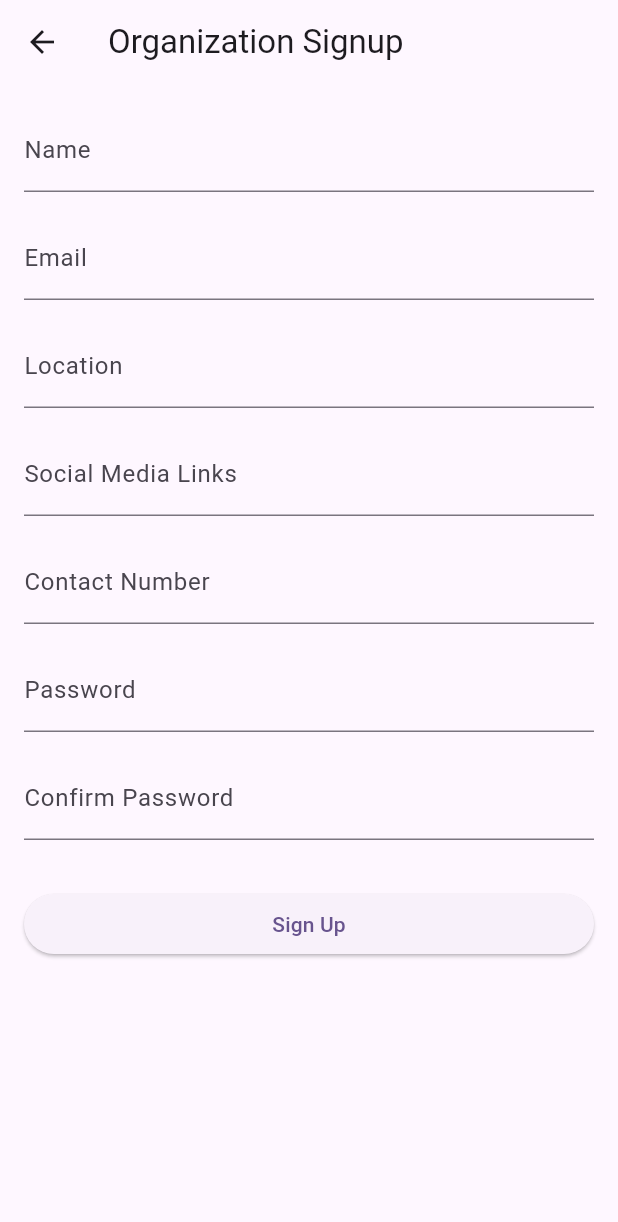
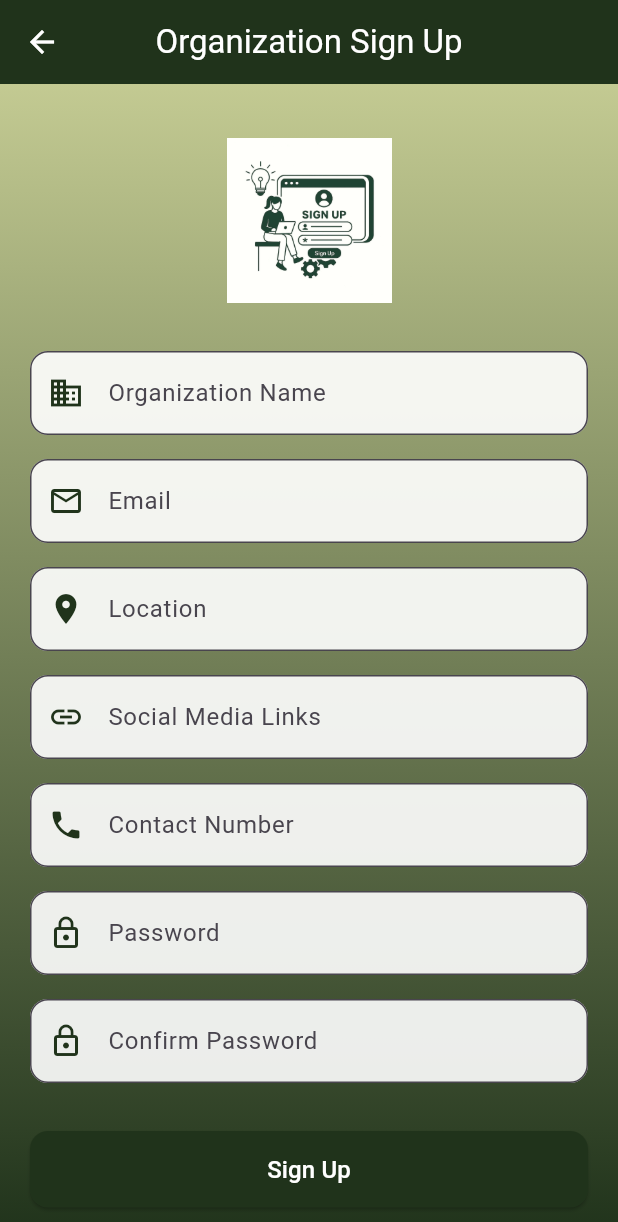
Before and after one commit to aicha05berraf/vollify, a Flutter app: the OrganizationSignupScreen screen opened by its route, on a phone screen of 412 x 824 dp. Shown: the top 1222 px of the screen. Run offline on Flutter 3.47's test engine with Material 3 defaults, Android fonts, the phone set to English and light mode, and no system bars; our stand-ins replace get, image_picker, supabase_flutter; accounts and stored records are empty; network calls fail.

Commit message:
login and signup

```diff
--- a/lib/screens/organization_signup_screen.dart
+++ b/lib/screens/organization_signup_screen.dart
@@ -1,18 +1,13 @@
 import 'package:flutter/material.dart';
 import 'package:get/get.dart';
 import 'package:vollify/services/auth_service.dart';
-//import 'package:vollify/services/user_service.dart';
-//import 'package:vollify/services/organization_service.dart';
-//import 'package:vollify/controllers/user_controller.dart';
-//import 'package:vollify/models/user_model.dart';
 
 class OrganizationSignupScreen extends StatefulWidget {
   const OrganizationSignupScreen({super.key});
 
   @override
   // ignore: library_private_types_in_public_api
-  _OrganizationSignupScreenState createState() =>
-      _OrganizationSignupScreenState();
+  _OrganizationSignupScreenState createState() => _OrganizationSignupScreenState();
 }
 
 class _OrganizationSignupScreenState extends State<OrganizationSignupScreen> {
@@ -25,14 +20,12 @@ class _OrganizationSignupScreenState extends State<OrganizationSignupScreen> {
   final TextEditingController _contactController = TextEditingController();
 
   bool _isLoading = false;
-  final String? imageUrl = null; // Placeholder for image URL
 
   Future<void> _signUp() async {
     if (!_formKey.currentState!.validate()) return;
     setState(() => _isLoading = true);
 
     try {
-      // 1. Create user in Supabase Auth
       await AuthService().signUpOrganization(
         email: _emailController.text.trim(),
         password: _passwordController.text.trim(),
@@ -41,37 +34,12 @@ class _OrganizationSignupScreenState extends State<OrganizationSignupScreen> {
         socialMediaLinks: [_socialMediaController.text.trim()],
         contactNumber: _contactController.text.trim(),
       );
-      /*
-      final user = authResponse;
-      if (user == null) throw Exception('Signup failed: No user returned.');
-
-      final userId = user.id;
-
-      // 2. Create user record in users table
-      final userModel = UserModel(
-        id: userId,
-        email: _emailController.text.trim(),
-        role: 'organization',
-        createdAt: DateTime.now(),
-      );
-      //await UserService().createUser(userModel.toMap());
-
-      // 3. Create organization record in organizations table
-      /*await OrganizationService().createOrganization({
-        'id': userId,
-        'location': _locationController.text.trim(),
-        'socialMedia': _socialMediaController.text.trim(),
-      });
-*/ */
-      // 4. Set user in controller
-      //Get.find<UserController>().setUser(userModel);
       Get.snackbar(
         'Signup Successful',
         'Welcome ${_nameController.text.trim()}',
         backgroundColor: Colors.green[700],
         colorText: Colors.white,
       );
-      // 5. Navigate to organization home
       Get.offAllNamed('/login');
     } catch (e) {
       Get.snackbar(
@@ -85,29 +53,61 @@ class _OrganizationSignupScreenState extends State<OrganizationSignupScreen> {
     }
   }
 
+  InputDecoration _buildInputDecoration(String label, IconData icon) {
+    return InputDecoration(
+      labelText: label,
+      prefixIcon: Icon(icon, color: Color(0xFF20331B)),
+      filled: true,
+      // ignore: deprecated_member_use
+      fillColor: Colors.white.withOpacity(0.9),
+      contentPadding: EdgeInsets.symmetric(vertical: 16, horizontal: 20),
+      border: OutlineInputBorder(borderRadius: BorderRadius.circular(12)),
+    );
+  }
+
   @override
   Widget build(BuildContext context) {
     return Scaffold(
-      appBar: AppBar(title: Text('Organization Signup')),
-      body: Padding(
-        padding: const EdgeInsets.all(16.0),
+      appBar: AppBar(
+        title: const Text('Organization Sign Up'),
+        backgroundColor: const Color(0xFF20331B),
+        foregroundColor: Colors.white,
+        centerTitle: true,
+        elevation: 0,
+      ),
+      body: Container(
+        decoration: const BoxDecoration(
+          gradient: LinearGradient(
+            colors: [Color(0xFFC3CA92), Color(0xFF20331B)],
+            begin: Alignment.topCenter,
+            end: Alignment.bottomCenter,
+          ),
+        ),
+        child: Padding(
+          padding: const EdgeInsets.symmetric(horizontal: 20.0, vertical: 12.0),
           child: Form(
             key: _formKey,
             child: ListView(
               children: [
+                const SizedBox(height: 24),
+                // Centered illustration
+                Center(
+                  child: Image.asset(
+                    'assets/icons/organization_signup.png',
+                    height: 110,
+                  ),
+                ),
+                const SizedBox(height: 32),
                 TextFormField(
                   controller: _nameController,
-                decoration: InputDecoration(labelText: 'Name'),
-                validator:
-                    (value) =>
-                        value == null || value.isEmpty
-                            ? 'Please enter the organization name'
-                            : null,
+                  decoration: _buildInputDecoration('Organization Name', Icons.business),
+                  validator: (value) =>
+                      value == null || value.isEmpty ? 'Please enter the organization name' : null,
                 ),
-              SizedBox(height: 16),
+                const SizedBox(height: 16),
                 TextFormField(
                   controller: _emailController,
-                decoration: InputDecoration(labelText: 'Email'),
+                  decoration: _buildInputDecoration('Email', Icons.mail_outline),
                   keyboardType: TextInputType.emailAddress,
                   validator: (value) {
                     if (value == null || value.isEmpty) {
@@ -119,30 +119,24 @@ class _OrganizationSignupScreenState extends State<OrganizationSignupScreen> {
                     return null;
                   },
                 ),
-              SizedBox(height: 16),
+                const SizedBox(height: 16),
                 TextFormField(
                   controller: _locationController,
-                decoration: InputDecoration(labelText: 'Location'),
-                validator:
-                    (value) =>
-                        value == null || value.isEmpty
-                            ? 'Please enter the location'
-                            : null,
+                  decoration: _buildInputDecoration('Location', Icons.location_on),
+                  validator: (value) =>
+                      value == null || value.isEmpty ? 'Please enter the location' : null,
                 ),
-              SizedBox(height: 16),
+                const SizedBox(height: 16),
                 TextFormField(
                   controller: _socialMediaController,
-                decoration: InputDecoration(labelText: 'Social Media Links'),
-                validator:
-                    (value) =>
-                        value == null || value.isEmpty
-                            ? 'Please enter social media links'
-                            : null,
+                  decoration: _buildInputDecoration('Social Media Links', Icons.link),
+                  validator: (value) =>
+                      value == null || value.isEmpty ? 'Please enter social media links' : null,
                 ),
-              SizedBox(height: 16),
+                const SizedBox(height: 16),
                 TextFormField(
                   controller: _contactController,
-                decoration: InputDecoration(labelText: 'Contact Number'),
+                  decoration: _buildInputDecoration('Contact Number', Icons.phone),
                   keyboardType: TextInputType.phone,
                   validator: (value) {
                     if (value == null || value.isEmpty) {
@@ -154,10 +148,10 @@ class _OrganizationSignupScreenState extends State<OrganizationSignupScreen> {
                     return null;
                   },
                 ),
-              SizedBox(height: 16),
+                const SizedBox(height: 16),
                 TextFormField(
                   controller: _passwordController,
-                decoration: InputDecoration(labelText: 'Password'),
+                  decoration: _buildInputDecoration('Password', Icons.lock_outline),
                   obscureText: true,
                   validator: (value) {
                     if (value == null || value.isEmpty) {
@@ -169,9 +163,9 @@ class _OrganizationSignupScreenState extends State<OrganizationSignupScreen> {
                     return null;
                   },
                 ),
-              SizedBox(height: 16),
+                const SizedBox(height: 16),
                 TextFormField(
-                decoration: InputDecoration(labelText: 'Confirm Password'),
+                  decoration: _buildInputDecoration('Confirm Password', Icons.lock_outline),
                   obscureText: true,
                   validator: (value) {
                     if (value == null || value.isEmpty) {
@@ -183,13 +177,32 @@ class _OrganizationSignupScreenState extends State<OrganizationSignupScreen> {
                     return null;
                   },
                 ),
-              SizedBox(height: 32),
+                const SizedBox(height: 32),
                 ElevatedButton(
                   onPressed: _isLoading ? null : _signUp,
-                child:
-                    _isLoading ? CircularProgressIndicator() : Text('Sign Up'),
+                  style: ElevatedButton.styleFrom(
+                    backgroundColor: const Color(0xFF20331B),
+                    padding: const EdgeInsets.symmetric(vertical: 14),
+                    shape: RoundedRectangleBorder(
+                      borderRadius: BorderRadius.circular(12),
+                    ),
+                  ),
+                  child: _isLoading
+                      ? const SizedBox(
+                          height: 20,
+                          width: 20,
+                          child: CircularProgressIndicator(
+                            strokeWidth: 2,
+                            color: Colors.white,
+                          ),
+                        )
+                      : const Text(
+                          'Sign Up',
+                          style: TextStyle(fontSize: 16, color: Colors.white),
+                        ),
                 ),
               ],
+            ),
           ),
         ),
       ),
```
Also changed, not shown: lib/screens/login_screen.dart (+81 -9 lines), lib/screens/volunteer_signup_screen.dart (+37 -52 lines), pubspec.yaml (+6 -1 lines), assets/icons/app_icon.png (added), assets/icons/login.png (added), assets/icons/organization_signup.png (added), assets/icons/volunteer_signup.png (added), pubspec.lock. Lines whose indentation alone changed are shown as unchanged.
